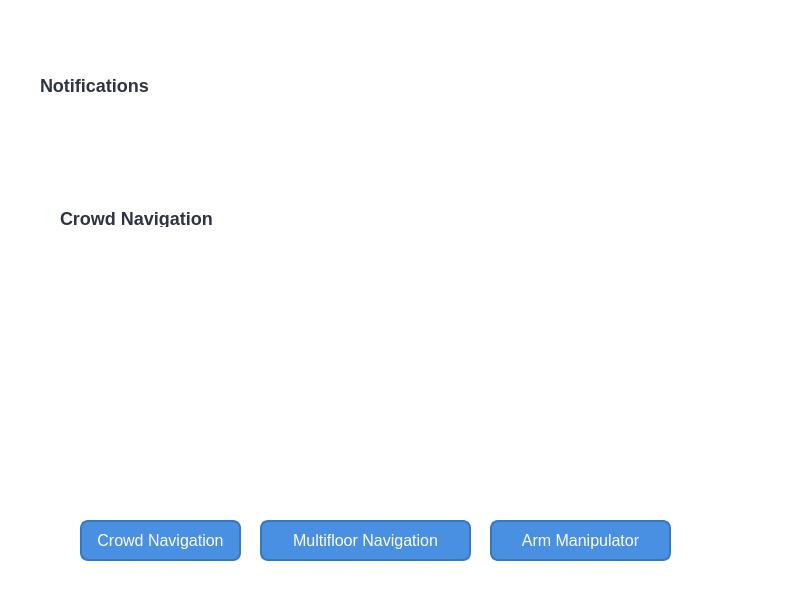
This is src/smrr_gui/smrr_gui/GUIs/robot_gui_test3.ui in NisalaYapa/mobile_robot_ws as Qt 5 draws it before an edit. The edited form follows.
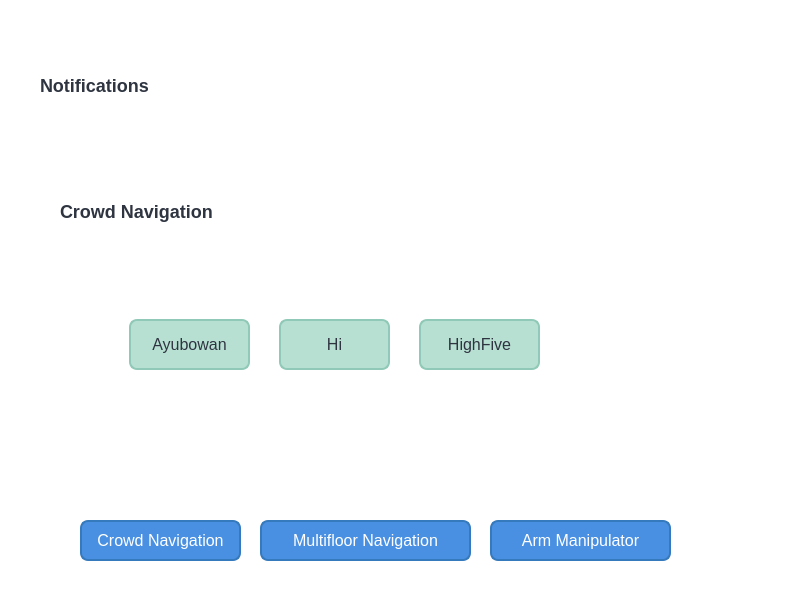
This is the edited form. The open tabs and pages were chosen to show the change.

Commit message: added functionalities for the buttons

```diff
--- a/src/smrr_gui/smrr_gui/GUIs/robot_gui_test3.ui
+++ b/src/smrr_gui/smrr_gui/GUIs/robot_gui_test3.ui
@@ -443,7 +443,98 @@
       </property>
      </widget>
     </widget>
-    <widget class="QWidget" name="Arm"/>
+    <widget class="QWidget" name="Arm">
+     <widget class="QPushButton" name="btn_ayubowan">
+      <property name="geometry">
+       <rect>
+        <x>60</x>
+        <y>70</y>
+        <width>121</width>
+        <height>51</height>
+       </rect>
+      </property>
+      <property name="styleSheet">
+       <string notr="true">QPushButton {
+    background-color: #B8E0D2;  /* Light Mint Green */
+    color: #2E3440;
+    font-size: 16px;
+    padding: 8px 12px;
+    border-radius: 8px;
+    border: 2px solid #90C9B7;
+    transition: 0.3s;
+}
+
+QPushButton:hover {
+    background-color: #90C9B7;
+    border: 2px solid #6CA893;
+}
+</string>
+      </property>
+      <property name="text">
+       <string>Ayubowan</string>
+      </property>
+     </widget>
+     <widget class="QPushButton" name="btn_hi">
+      <property name="geometry">
+       <rect>
+        <x>210</x>
+        <y>70</y>
+        <width>111</width>
+        <height>51</height>
+       </rect>
+      </property>
+      <property name="styleSheet">
+       <string notr="true">QPushButton {
+    background-color: #B8E0D2;  /* Light Mint Green */
+    color: #2E3440;
+    font-size: 16px;
+    padding: 8px 12px;
+    border-radius: 8px;
+    border: 2px solid #90C9B7;
+    transition: 0.3s;
+}
+
+QPushButton:hover {
+    background-color: #90C9B7;
+    border: 2px solid #6CA893;
+}
+</string>
+      </property>
+      <property name="text">
+       <string>Hi</string>
+      </property>
+     </widget>
+     <widget class="QPushButton" name="btn_highfive">
+      <property name="geometry">
+       <rect>
+        <x>350</x>
+        <y>70</y>
+        <width>121</width>
+        <height>51</height>
+       </rect>
+      </property>
+      <property name="styleSheet">
+       <string notr="true">QPushButton {
+    background-color: #B8E0D2;  /* Light Mint Green */
+    color: #2E3440;
+    font-size: 16px;
+    padding: 8px 12px;
+    border-radius: 8px;
+    border: 2px solid #90C9B7;
+    transition: 0.3s;
+}
+
+QPushButton:hover {
+    background-color: #90C9B7;
+    border: 2px solid #6CA893;
+}
+</string>
+      </property>
+      <property name="text">
+       <string>HighFive</string>
+      </property>
+     </widget>
+    </widget>
    </widget>
    <widget class="QLabel" name="Notifications">
     <property name="geometry">
@@ -473,9 +564,9 @@
     <property name="geometry">
      <rect>
       <x>60</x>
-      <y>210</y>
-      <width>171</width>
-      <height>17</height>
+      <y>196</y>
+      <width>211</width>
+      <height>31</height>
      </rect>
     </property>
     <property name="text">
```
Left out of the diff: 39 changed lines with no effect on the pictures. The commit also changes 2 other files.
